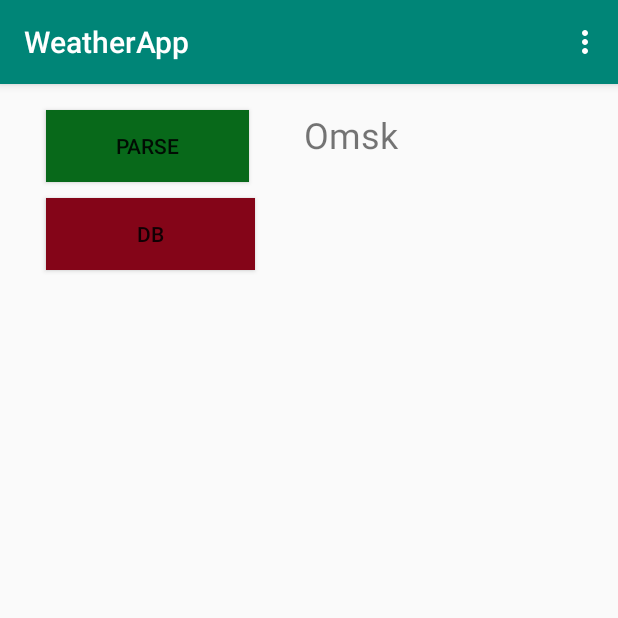
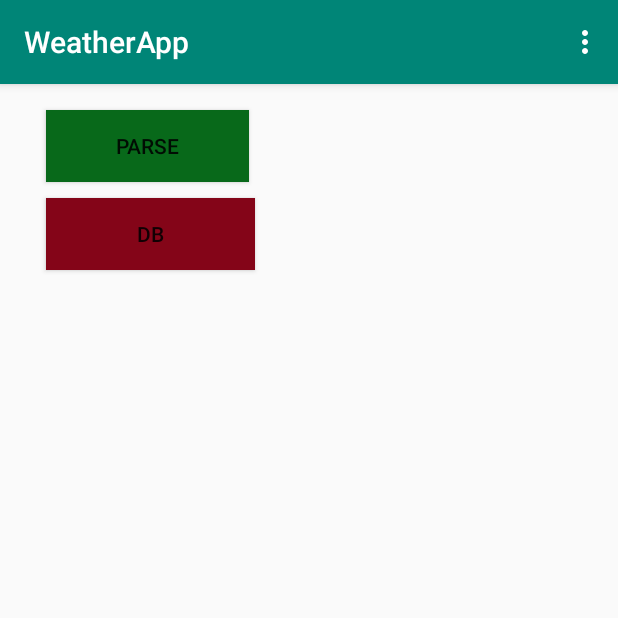
Before and after one commit to RageCorr/Weather, an Android app: the screen it shows after launch (MainActivity), on a phone screen of 412 x 824 dp, the top half of it. Run offline under Robolectric (Android 15) with nearby library versions, the phone set to English and light mode, and no system bars; our stand-ins replace Volley.

Commit message:
update main activity

```diff
--- a/app/src/main/java/com/android/example/weatherapp/MainActivity.java
+++ b/app/src/main/java/com/android/example/weatherapp/MainActivity.java
@@ -26,11 +26,10 @@ public class MainActivity extends AppCompatActivity {
 
     private RequestQueue requestQueue;
     private TextView parseDataText;
-    private TextView parsingCity;
     private Button parseData;
     private Button showDB;
     public static SQLiteDatabase db;
-    public static String url = "https://api.apixu.com/v1/forecast.json?key=133c08ba181244bf928111545181210&q=" + parsingCity.getText().toString() + "&days="+3;
+    public static String url = "https://api.apixu.com/v1/forecast.json?key=133c08ba181244bf928111545181210&q=Praga&days="+3;
 
     @Override
     public boolean onCreateOptionsMenu(Menu menu) {
@@ -56,7 +55,6 @@ public class MainActivity extends AppCompatActivity {
         setContentView(R.layout.activity_main);
 
         parseDataText = findViewById(R.id.parseDataText);
-        parsingCity = findViewById(R.id.parsingCity);
         parseData = findViewById(R.id.parseData);
         showDB = findViewById(R.id.showData);
         requestQueue = Volley.newRequestQueue(this);
--- a/app/src/main/res/layout/activity_main.xml
+++ b/app/src/main/res/layout/activity_main.xml
@@ -41,14 +41,4 @@
         tools:layout_editor_absoluteY="419dp"
         tools:text="Содержимое БД" />
 
-    <TextView
-        android:id="@+id/parsingCity"
-        android:layout_width="180dp"
-        android:layout_height="44dp"
-        android:layout_alignParentEnd="true"
-        android:layout_alignTop="@+id/parseData"
-        android:layout_marginEnd="29dp"
-        android:text="Omsk"
-        android:textSize="24sp" />
-
 </RelativeLayout>
```
